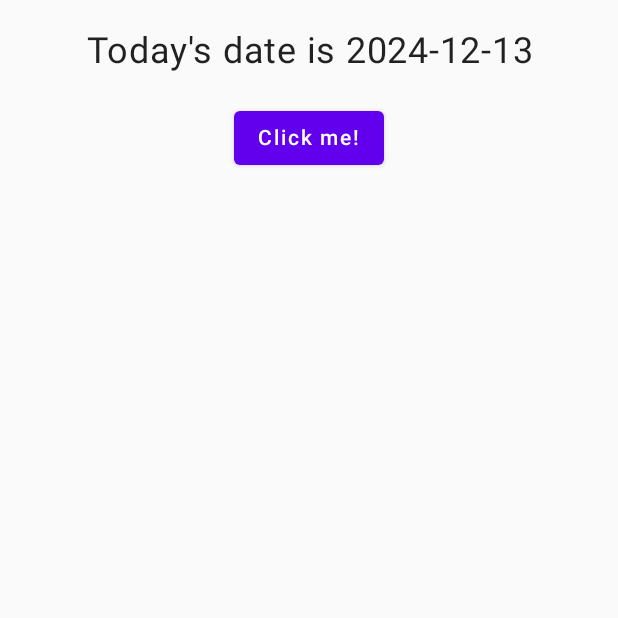
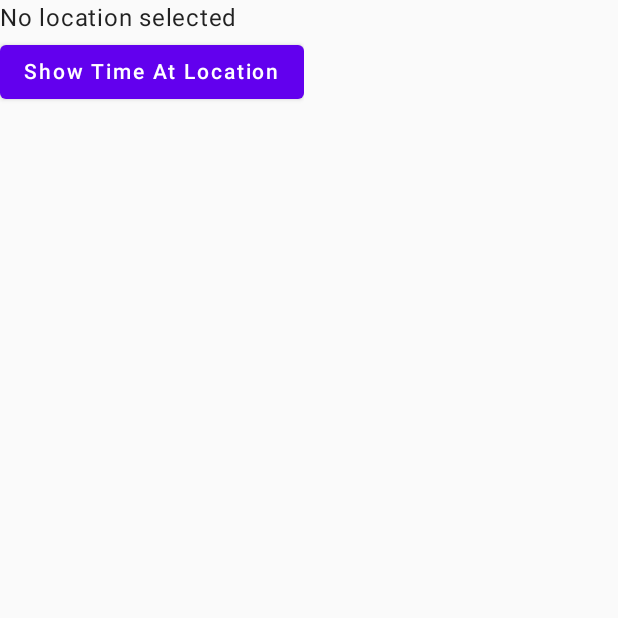
Before and after one commit to velmash/UILogicKMP, an Android app built with Jetpack Compose: the screen it shows after launch (MainActivity), on a phone screen of 412 x 824 dp, the top half of it. Run offline under Robolectric (Android 15) with nearby library versions, the phone set to English and light mode, and no system bars; our stand-ins replace Compose Multiplatform resources; libraries missing offline, so code that uses them is left out: composedemo.composeapp.generated.

Commit message:
:wrench: Local Time App Configure / Desktop App Size Configure

```diff
--- a/composeApp/src/commonMain/kotlin/compose/project/demo/App.kt
+++ b/composeApp/src/commonMain/kotlin/compose/project/demo/App.kt
@@ -28,32 +28,13 @@ import kotlinx.datetime.toLocalDateTime
 @Preview
 fun App() {
     MaterialTheme {
-        var showContent by remember { mutableStateOf(false) }
-        Column(Modifier.fillMaxWidth(), horizontalAlignment = Alignment.CenterHorizontally) {
-            Text(
-                text = "Today's date is ${todaysDate()}",
-                modifier = Modifier.padding(20.dp),
-                fontSize = 24.sp,
-                textAlign = TextAlign.Center
-            )
-            Button(onClick = { showContent = !showContent }) {
-                Text("Click me!")
-            }
-            AnimatedVisibility(showContent) {
-                val greeting = remember { Greeting().greet() }
-                Column(Modifier.fillMaxWidth(), horizontalAlignment = Alignment.CenterHorizontally) {
-                    Image(painterResource(Res.drawable.compose_multiplatform), null)
-                    Text("Compose: $greeting")
-                }
+        var timeAtLocation by remember { mutableStateOf("No location selected") }
+
+        Column {
+            Text(timeAtLocation)
+            Button(onClick = { timeAtLocation = "13:30" }) {
+                Text("Show Time At Location")
             }
         }
     }
 }
-
-fun todaysDate(): String {
-    fun LocalDateTime.format() = toString().substringBefore('T')
-
-    val now = Clock.System.now()
-    val zone = TimeZone.currentSystemDefault()
-    return now.toLocalDateTime(zone).format()
-}
```
Also changed, not shown: 1 other file.
